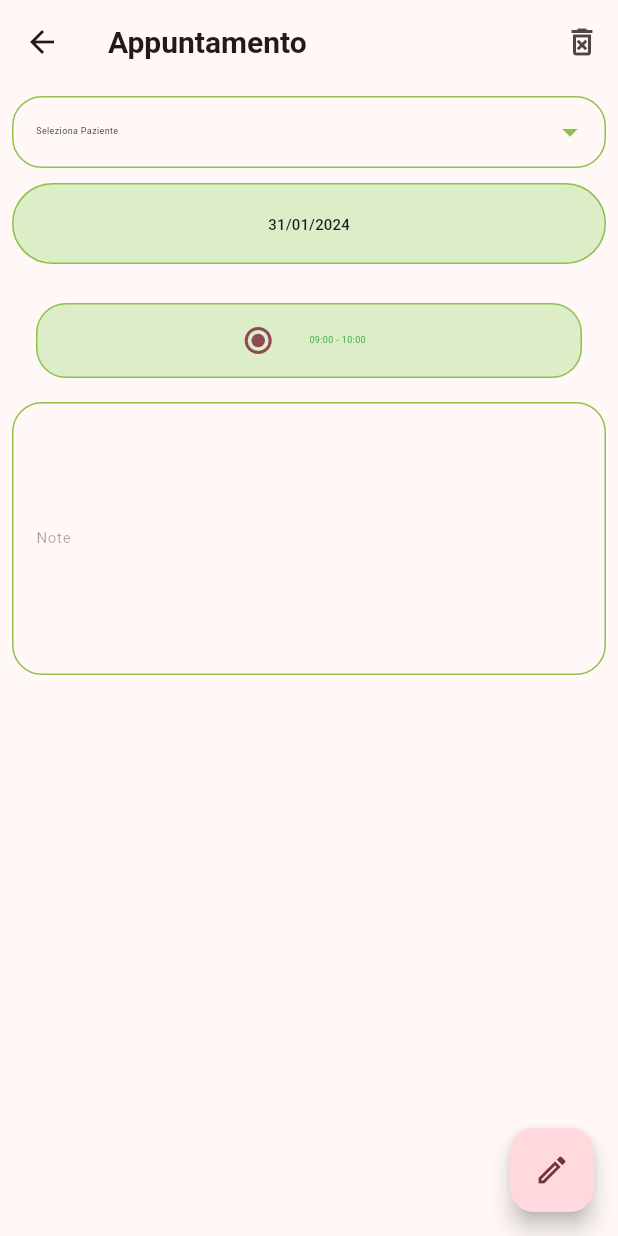
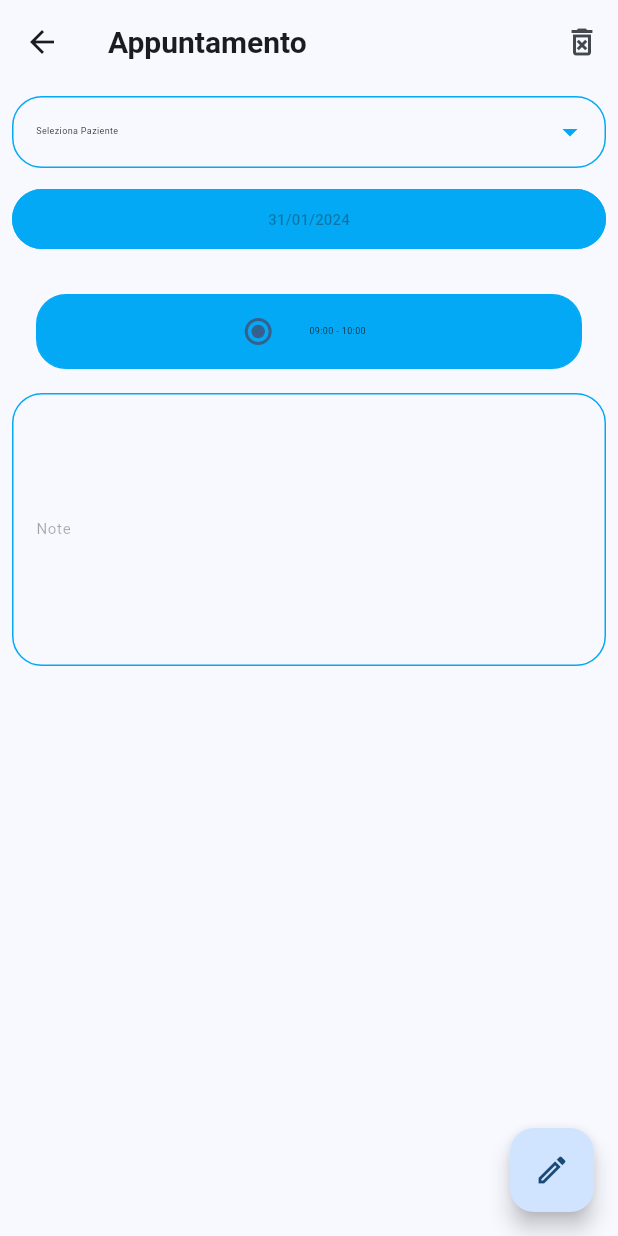
Before and after one commit to Marcko1288/BeuMed, a Flutter app: the Det_EventView screen opened directly, on a phone screen of 412 x 824 dp. Run offline on Flutter 3.47's test engine with Material 3 defaults, Android fonts, the phone set to English and light mode, and no system bars; drawn by our look-alikes of dropdown_search; our stand-ins replace cloud_firestore, firebase_auth, firebase_core, form_builder_validators; accounts and stored records are empty; network calls fail; statements that could not run were skipped.

Commit message:
Modifica ThemeData

```diff
--- a/lib/Class/Master.dart
+++ b/lib/Class/Master.dart
@@ -14,10 +14,10 @@ import 'BUT000.dart';
 class Master with ChangeNotifier {
   final messageVideo = GlobalKey<ScaffoldMessengerState>();
 
-  late SelectionView selectionView;       //View Selezionata
-  late BUT000 user;                       //Utente Loggato
-  late List<BUT000> array_user;           //Pazienti
-  late List<EVENT> array_event;           //Appuntamenti
+  late SelectionView selectionView; //View Selezionata
+  late BUT000 user; //Utente Loggato
+  late List<BUT000> array_user; //Pazienti
+  late List<EVENT> array_event; //Appuntamenti
 
   Master.standard()
       : this.array_user = [],
@@ -27,22 +27,23 @@ class Master with ChangeNotifier {
   static Route<dynamic> generateRoute(RouteSettings settings) {
     var args = settings.arguments as RouteElement;
 
-    switch (settings.name){
+    switch (settings.name) {
       case '/login':
         return MaterialPageRoute(builder: (context) => LoginView());
       case '/resetpassword':
         return MaterialPageRoute(builder: (context) => ResetPasswordView());
       case '/home':
         return MaterialPageRoute(builder: (context) => HomeView());
-    case '/user_add':
-      var element = args.element is BUT000 ? args.element as BUT000 : null;
-      return MaterialPageRoute(builder: (context) =>
-          Det_UserView(state: TypeState.insert, user: element));
+      case '/user_add':
+        var element = args.element is BUT000 ? args.element as BUT000 : null;
+        return MaterialPageRoute(
+            builder: (context) =>
+                Det_UserView(state: TypeState.insert, user: element));
       case '/event_add':
         var element = args.element is EVENT ? args.element as EVENT : null;
-        return MaterialPageRoute(builder: (context) =>
-            Det_EventView(state: TypeState.insert, event: element));
-
+        return MaterialPageRoute(
+            builder: (context) =>
+                Det_EventView(state: TypeState.insert, event: element));
 
       // case '/register':
       //   return MaterialPageRoute(builder: (context) => RegisterView());
@@ -83,72 +84,136 @@ class Master with ChangeNotifier {
       //   return MaterialPageRoute(builder: (context) =>
       //       Det_UserView(state: TypeState.insert, user: element));
 
-
       default:
-        return MaterialPageRoute( builder: (context) => NavLink());
+        return MaterialPageRoute(builder: (context) => NavLink());
     }
   }
 
-  void gestion_Message(String message){
+  void gestion_Message(String message) {
     var snackBar = SnackBar(content: Text(message));
     this.messageVideo.currentState?.showSnackBar(snackBar);
   }
 
-  void logOut(){
+  void logOut() {
     this.selectionView = SelectionView.Login;
     this.user = BUT000.standard();
     this.array_user.clear();
     this.array_event.clear();
   }
 
-  ThemeData themeWeb() {
+  ThemeData theme(Size size) {
+    var type_device = size.width > 500 ? true : false;
+    var colorPrimary = type_device ? Colors.lightGreen : Colors.lightBlue;
+    var sizeTextLarge = type_device ? 15.0 : 10.0;
+    var sizeTextMedium = type_device ? 12.0 : 6.0;
+    var sizeTextSmall = type_device ? 10.0 : 4.0;
+
     return ThemeData(
-      colorScheme: ColorScheme.fromSeed(seedColor: Colors.green),
-      primaryColor: Colors.lightGreen,
+      colorScheme: type_device
+          ? ColorScheme.fromSeed(seedColor: Colors.green)
+          : ColorScheme.fromSeed(seedColor: Colors.blue),
+      primaryColor: colorPrimary,
       textTheme: TextTheme(
-        titleLarge: TextStyle(fontSize: 30.0, fontWeight: FontWeight.bold),
-        titleMedium: TextStyle(fontSize: 30.0, fontWeight: FontWeight.bold),
-        titleSmall: TextStyle(fontSize: 30.0, fontWeight: FontWeight.bold),
-        displayLarge: TextStyle(fontSize: 15.0, color: Colors.yellow),
-        displayMedium: TextStyle(fontSize: 12.0, color: Colors.yellow),
-        displaySmall: TextStyle(fontSize: 10.0, color: Colors.yellow),
-        headlineLarge: TextStyle(fontSize: 15.0, color: Colors.red),
-        headlineMedium: TextStyle(fontSize: 12.0, color: Colors.red),
-        headlineSmall: TextStyle(fontSize: 10.0, color: Colors.red),
-        bodyLarge: TextStyle(fontSize: 15.0, color: Colors.green),
-        bodyMedium: TextStyle(fontSize: 12.0, color: Colors.green),
-        bodySmall: TextStyle(fontSize: 10.0, color: Colors.green),
-        labelLarge: TextStyle(fontSize: 15.0, color: Colors.blue),
-        labelMedium: TextStyle(fontSize: 12.0, color: Colors.blue),
-        labelSmall: TextStyle(fontSize: 10.0, color: Colors.blue),
+        titleLarge: TextStyle(
+            fontSize: type_device ? 30.0 : 20, fontWeight: FontWeight.bold),
+        titleMedium: TextStyle(
+            fontSize: type_device ? 20.0 : 10, fontWeight: FontWeight.bold),
+        titleSmall: TextStyle(
+            fontSize: type_device ? 10.0 : 5, fontWeight: FontWeight.bold),
+        displayLarge: TextStyle(
+            fontSize: sizeTextLarge,
+            color: Colors.white,
+            fontWeight: FontWeight.bold),
+        displayMedium: TextStyle(
+            fontSize: sizeTextMedium,
+            color: Colors.white,
+            fontWeight: FontWeight.bold),
+        displaySmall: TextStyle(
+            fontSize: sizeTextSmall,
+            color: Colors.white,
+            fontWeight: FontWeight.bold),
+        headlineLarge: TextStyle(fontSize: sizeTextLarge, color: Colors.red),
+        headlineMedium: TextStyle(fontSize: sizeTextMedium, color: Colors.red),
+        headlineSmall: TextStyle(fontSize: sizeTextSmall, color: Colors.red),
+        bodyLarge: TextStyle(fontSize: sizeTextLarge),
+        bodyMedium: TextStyle(fontSize: sizeTextMedium),
+        bodySmall: TextStyle(fontSize: sizeTextSmall),
+        labelLarge: TextStyle(fontSize: sizeTextLarge, color: Colors.blue),
+        labelMedium: TextStyle(fontSize: sizeTextMedium, color: Colors.blue),
+        labelSmall: TextStyle(fontSize: sizeTextSmall, color: Colors.blue),
+      ),
+      inputDecorationTheme: InputDecorationTheme(
+        errorBorder: OutlineInputBorder(
+          borderRadius: BorderRadius.all(Radius.circular(20)),
+          borderSide: BorderSide(color: colorPrimary),
+        ),
+        focusedBorder: OutlineInputBorder(
+          borderRadius: BorderRadius.all(Radius.circular(20)),
+          borderSide: BorderSide(color: colorPrimary),
+        ),
+        focusedErrorBorder: OutlineInputBorder(
+          borderRadius: BorderRadius.all(Radius.circular(20)),
+          borderSide: BorderSide(color: colorPrimary),
+        ),
+        disabledBorder: OutlineInputBorder(
+          borderRadius: BorderRadius.all(Radius.circular(20)),
+          borderSide: BorderSide(color: colorPrimary),
+        ),
+        enabledBorder: OutlineInputBorder(
+          borderRadius: BorderRadius.all(Radius.circular(20)),
+          borderSide: BorderSide(color: colorPrimary),
+        ),
       ),
     );
   }
 
-  ThemeData themeMobile() {
-    return ThemeData(
-      colorScheme: ColorScheme.fromSeed(seedColor: Colors.pink),
-      primaryColor: Colors.lightGreen,
-      textTheme: TextTheme(
-        titleLarge: TextStyle(fontSize: 20.0, fontWeight: FontWeight.bold),
-        titleMedium: TextStyle(fontSize: 20.0, fontWeight: FontWeight.bold),
-        titleSmall: TextStyle(fontSize: 20.0, fontWeight: FontWeight.bold),
-        displayLarge: TextStyle(fontSize: 10.0, color: Colors.yellow),
-        displayMedium: TextStyle(fontSize: 6.0, color: Colors.yellow),
-        displaySmall: TextStyle(fontSize: 4.0, color: Colors.yellow),
-        headlineLarge: TextStyle(fontSize: 10.0, color: Colors.red),
-        headlineMedium: TextStyle(fontSize: 6.0, color: Colors.red),
-        headlineSmall: TextStyle(fontSize: 4.0, color: Colors.red),
-        bodyLarge: TextStyle(fontSize: 10.0, color: Colors.green),
-        bodyMedium: TextStyle(fontSize: 6.0, color: Colors.green),
-        bodySmall: TextStyle(fontSize: 4.0, color: Colors.green),
-        labelLarge: TextStyle(fontSize: 10.0, color: Colors.blue),
-        labelMedium: TextStyle(fontSize: 6.0, color: Colors.blue),
-        labelSmall: TextStyle(fontSize: 4.0, color: Colors.blue),
-      ),
-    );
-  }
+  // ThemeData themeWeb() {
+  //   return ThemeData(
+  //     colorScheme: ColorScheme.fromSeed(seedColor: Colors.green),
+  //     primaryColor: Colors.lightGreen,
+  //     textTheme: TextTheme(
+  //       titleLarge: TextStyle(fontSize: 30.0, fontWeight: FontWeight.bold),
+  //       titleMedium: TextStyle(fontSize: 30.0, fontWeight: FontWeight.bold),
+  //       titleSmall: TextStyle(fontSize: 30.0, fontWeight: FontWeight.bold),
+  //       displayLarge: TextStyle(fontSize: 15.0, color: Colors.yellow),
+  //       displayMedium: TextStyle(fontSize: 12.0, color: Colors.yellow),
+  //       displaySmall: TextStyle(fontSize: 10.0, color: Colors.yellow),
+  //       headlineLarge: TextStyle(fontSize: 15.0, color: Colors.red),
+  //       headlineMedium: TextStyle(fontSize: 12.0, color: Colors.red),
+  //       headlineSmall: TextStyle(fontSize: 10.0, color: Colors.red),
+  //       bodyLarge: TextStyle(fontSize: 15.0, color: Colors.green),
+  //       bodyMedium: TextStyle(fontSize: 12.0, color: Colors.green),
+  //       bodySmall: TextStyle(fontSize: 10.0, color: Colors.green),
+  //       labelLarge: TextStyle(fontSize: 15.0, color: Colors.blue),
+  //       labelMedium: TextStyle(fontSize: 12.0, color: Colors.blue),
+  //       labelSmall: TextStyle(fontSize: 10.0, color: Colors.blue),
+  //     ),
+  //   );
+  // }
 
+  // ThemeData themeMobile() {
+  //   return ThemeData(
+  //     colorScheme: ColorScheme.fromSeed(seedColor: Colors.pink),
+  //     primaryColor: Colors.lightGreen,
+  //     textTheme: TextTheme(
+  //       titleLarge: TextStyle(fontSize: 20.0, fontWeight: FontWeight.bold),
+  //       titleMedium: TextStyle(fontSize: 20.0, fontWeight: FontWeight.bold),
+  //       titleSmall: TextStyle(fontSize: 20.0, fontWeight: FontWeight.bold),
+  //       displayLarge: TextStyle(fontSize: 10.0, color: Colors.yellow),
+  //       displayMedium: TextStyle(fontSize: 6.0, color: Colors.yellow),
+  //       displaySmall: TextStyle(fontSize: 4.0, color: Colors.yellow),
+  //       headlineLarge: TextStyle(fontSize: 10.0, color: Colors.red),
+  //       headlineMedium: TextStyle(fontSize: 6.0, color: Colors.red),
+  //       headlineSmall: TextStyle(fontSize: 4.0, color: Colors.red),
+  //       bodyLarge: TextStyle(fontSize: 10.0, color: Colors.green),
+  //       bodyMedium: TextStyle(fontSize: 6.0, color: Colors.green),
+  //       bodySmall: TextStyle(fontSize: 4.0, color: Colors.green),
+  //       labelLarge: TextStyle(fontSize: 10.0, color: Colors.blue),
+  //       labelMedium: TextStyle(fontSize: 6.0, color: Colors.blue),
+  //       labelSmall: TextStyle(fontSize: 4.0, color: Colors.blue),
+  //     ),
+  //   );
+  // }
 }
 
 class RouteElement {
--- a/lib/Model/DatePickerApp.dart
+++ b/lib/Model/DatePickerApp.dart
@@ -2,6 +2,9 @@ import 'package:beumed/Library/Enum_TypeFormatDate.dart';
 import 'package:beumed/Library/Extension_Date.dart';
 import 'package:flutter/foundation.dart';
 import 'package:flutter/material.dart';
+import 'package:provider/provider.dart';
+
+import '../Class/Master.dart';
 
 class DatePickerCustom extends StatefulWidget {
   DatePickerCustom(
@@ -10,7 +13,7 @@ class DatePickerCustom extends StatefulWidget {
       required this.selection_date,
       required this.min_year,
       required this.max_year,
-        List<String>? array_nodate,
+      List<String>? array_nodate,
       this.modify = true,
       required this.onDateTimeChanged})
       : this.array_nodate = array_nodate ?? [];
@@ -67,7 +70,8 @@ class _DatePickerCustomState extends State<DatePickerCustom>
           firstDate: DateTime(firstDate),
           lastDate: DateTime(lastDate),
           selectableDayPredicate: (selectDate) {
-            if(widget.array_nodate.isEmpty) array_no_date.addAll(widget.array_nodate);
+            if (widget.array_nodate.isEmpty)
+              array_no_date.addAll(widget.array_nodate);
             if (selectDate.compareTo(DateTime.now().add(Duration(days: -1))) <=
                     0 ||
                 selectDate.weekday == 6 ||
@@ -102,6 +106,7 @@ class _DatePickerCustomState extends State<DatePickerCustom>
 
   @override
   Widget build(BuildContext context) {
+    var master = Provider.of<Master>(context, listen: false);
     var size = MediaQuery.of(context).size;
     double size_text = defaultTargetPlatform == TargetPlatform.iOS ||
             defaultTargetPlatform == TargetPlatform.android
@@ -111,10 +116,10 @@ class _DatePickerCustomState extends State<DatePickerCustom>
       padding: const EdgeInsets.only(top: 10, bottom: 10),
       child: OutlinedButton(
         style: OutlinedButton.styleFrom(
-            padding: EdgeInsets.only(
-                left: size_text, right: size_text, top: 20, bottom: 20),
-            backgroundColor: Colors.lightGreen.shade100,
-            side: BorderSide(color: Colors.lightGreen),
+            // padding: EdgeInsets.only(
+            //   left: size_text, right: size_text, top: 20, bottom: 20),
+            backgroundColor: master.theme(size).primaryColor, //.shade100,
+            side: BorderSide(color: master.theme(size).primaryColor),
             shape: RoundedRectangleBorder(
                 borderRadius: BorderRadius.circular(50))),
         onPressed: widget.modify
@@ -127,7 +132,7 @@ class _DatePickerCustomState extends State<DatePickerCustom>
           alignment: Alignment.center,
           child: Text(
             "${_selectedDate.value.changeDateToString(type: TypeFormatDate.DD_MM_AAAA)}",
-            style: ThemeData().textTheme.bodyMedium,
+            //style: master.theme(size).textTheme.bodyMedium,
           ),
         ),
       ),
--- a/lib/View/Det_Event.dart
+++ b/lib/View/Det_Event.dart
@@ -54,6 +54,7 @@ class _Det_EventViewState extends State<Det_EventView> {
   @override
   Widget build(BuildContext context) {
     var master = Provider.of<Master>(context, listen: false);
+    var size = MediaQuery.of(context).size;
     var size_width = MediaQuery.of(context).size.width;
 
     return Scaffold(
@@ -78,27 +79,32 @@ class _Det_EventViewState extends State<Det_EventView> {
           child: Column(children: [
             DropdownSearch<BUT000>(
                 enabled: widget.state == TypeState.read ? false : true,
-                items:
-                master.array_user.where((element) => element.cf != '').toList(),
+                items: master.array_user
+                    .where((element) => element.cf != '')
+                    .toList(),
                 itemAsString: (BUT000 element) => element.cf == ''
                     ? 'Seleziona Paziente'
                     : element.nome + ' ' + element.cognome + ' - ' + element.cf,
                 popupProps: PopupProps.menu(
                   showSearchBox: true,
                 ),
-                dropdownButtonProps:
-                DropdownButtonProps(color: Colors.lightGreen), //Bottone
+                dropdownButtonProps: DropdownButtonProps(
+                    color: master.theme(size).primaryColor), //Bottone
                 dropdownDecoratorProps: DropDownDecoratorProps(
                   //Testo mostrato nel campo
-                  baseStyle: ThemeData().textTheme.bodyMedium,
+                  baseStyle: master.theme(size).textTheme.bodyMedium,
                   //textAlign: TextAlign.center,
                   textAlignVertical: TextAlignVertical.center,
                   dropdownSearchDecoration: InputDecoration(
-                    enabledBorder: defaultBorder(),
-                    focusedBorder: defaultBorder(),
-                    errorBorder: defaultBorder(),
-                    disabledBorder: defaultBorder(),
-                    focusedErrorBorder: defaultBorder(),
+                    enabledBorder:
+                        defaultBorder(master.theme(size).primaryColor),
+                    focusedBorder:
+                        defaultBorder(master.theme(size).primaryColor),
+                    errorBorder: defaultBorder(master.theme(size).primaryColor),
+                    disabledBorder:
+                        defaultBorder(master.theme(size).primaryColor),
+                    focusedErrorBorder:
+                        defaultBorder(master.theme(size).primaryColor),
                   ),
                 ),
                 onChanged: (value) {
@@ -106,10 +112,9 @@ class _Det_EventViewState extends State<Det_EventView> {
                 },
                 selectedItem: userSelected,
                 validator: (valid) {
-                  if(valid is BUT000 && valid.cf == '')
+                  if (valid is BUT000 && valid.cf == '')
                     return 'Selezionare un Paziente!';
-                  }
-              ),
+                }),
             DatePickerCustom(
               selection_date: data_inizio,
               min_year: DateTime.now().year,
@@ -123,20 +128,20 @@ class _Det_EventViewState extends State<Det_EventView> {
                 });
               },
             ),
-
-              if(widget.state == TypeState.read)
+            if (widget.state == TypeState.read)
               Padding(
                 padding: const EdgeInsets.all(8.0),
                 child: Center(
                   child: Padding(
                     padding: const EdgeInsets.all(8.0),
                     child: InkWell(
-                          onTap: () { },
+                      onTap: () {},
                       child: Container(
                         alignment: Alignment.center,
                         decoration: BoxDecoration(
-                                color: Colors.lightGreen.shade100,
-                                border: Border.all(color: Colors.lightGreen),
+                            color: master.theme(size).primaryColor, //.shade100,
+                            border: Border.all(
+                                color: master.theme(size).primaryColor),
                             borderRadius: BorderRadius.circular(20)),
                         child: Row(
                           mainAxisAlignment: MainAxisAlignment.center,
@@ -148,7 +153,8 @@ class _Det_EventViewState extends State<Det_EventView> {
                               value: 0,
                             ),
                             Padding(
-                                  padding: const EdgeInsets.only(left: 10, right: 20),
+                              padding:
+                                  const EdgeInsets.only(left: 10, right: 20),
                               child: Text(
                                 hour.value,
                                 //style: TextStyle(fontWeight: FontWeight.bold),
@@ -161,7 +167,7 @@ class _Det_EventViewState extends State<Det_EventView> {
                   ),
                 ),
               ),
-              if(widget.state != TypeState.read)
+            if (widget.state != TypeState.read)
               Expanded(
                 child: GridView.count(
                   crossAxisCount: size_width > 500 ? 3 : 2,
@@ -181,9 +187,10 @@ class _Det_EventViewState extends State<Det_EventView> {
                           alignment: Alignment.center,
                           decoration: BoxDecoration(
                               color: hourSelected == index
-                                  ? Colors.lightGreen.shade100
+                                  ? master.theme(size).primaryColor //.shade100
                                   : null,
-                              border: Border.all(color: Colors.lightGreen),
+                              border: Border.all(
+                                  color: master.theme(size).primaryColor),
                               borderRadius: BorderRadius.circular(20)),
                           child: Row(
                             mainAxisAlignment: MainAxisAlignment.center,
@@ -200,7 +207,8 @@ class _Det_EventViewState extends State<Det_EventView> {
                                 value: index,
                               ),
                               Padding(
-                                padding: const EdgeInsets.only(left: 10, right: 20),
+                                padding:
+                                    const EdgeInsets.only(left: 10, right: 20),
                                 child: Text(
                                   isTime[index].value,
                                 ),
@@ -222,9 +230,10 @@ class _Det_EventViewState extends State<Det_EventView> {
                   //labelStyle: TextStyle(color: Colors.lightGreen, fontSize: 15.0),
                   labelText: "Note",
                   //fillColor: Colors.white,
-                    focusedBorder: defaultBorder(),
-                    enabledBorder: defaultBorder(),
-                    disabledBorder: defaultBorder(),
+                  focusedBorder: defaultBorder(master.theme(size).primaryColor),
+                  enabledBorder: defaultBorder(master.theme(size).primaryColor),
+                  disabledBorder:
+                      defaultBorder(master.theme(size).primaryColor),
                 ),
                 onChanged: (String value) {
                   setState(() {
@@ -234,7 +243,6 @@ class _Det_EventViewState extends State<Det_EventView> {
               ),
             ),
           ]),
-
         ),
       ),
       floatingActionButton: action_button(context),
@@ -299,7 +307,7 @@ class _Det_EventViewState extends State<Det_EventView> {
       }
     }
 
-    if(!isTime.contains(widget.event?.hour) && widget.event?.hour != null)
+    if (!isTime.contains(widget.event?.hour) && widget.event?.hour != null)
       isTime.add(widget.event!.hour);
 
     isTime.sort((a, b) => a.number.compareTo(b.number));
@@ -358,8 +366,8 @@ class _Det_EventViewState extends State<Det_EventView> {
   Future<void> actionElement() async {
     var master = Provider.of<Master>(context, listen: false);
 
-    if(_formKey.currentState!.validate()){
-      if(widget.state != TypeState.read){
+    if (_formKey.currentState!.validate()) {
+      if (widget.state != TypeState.read) {
         if (widget.state == TypeState.insert) {
           await insertElement();
         } else if (widget.state == TypeState.modify) {
@@ -382,8 +390,7 @@ class _Det_EventViewState extends State<Det_EventView> {
           uidBUT000: userSelected.uid,
           data_inizio: data_inizio,
           hour: hour,
-        note: note
-      );
+          note: note);
 
       try {
         var dirDB = FireStore()
@@ -448,9 +455,9 @@ class _Det_EventViewState extends State<Det_EventView> {
   }
 }
 
-OutlineInputBorder defaultBorder() {
+OutlineInputBorder defaultBorder(Color color) {
   return OutlineInputBorder(
     borderRadius: BorderRadius.all(Radius.circular(20)),
-    borderSide: BorderSide(color: Colors.lightGreen),
+    borderSide: BorderSide(color: color),
   );
 }
```
Also changed, not shown: lib/Model/BoxCalendar.dart (+29 -20 lines), lib/Model/EtichettaCard.dart (+4 -5 lines), lib/View/GestureView.dart (+2 -49 lines), pubspec.lock (deleted). Lines whose indentation alone changed are shown as unchanged.
